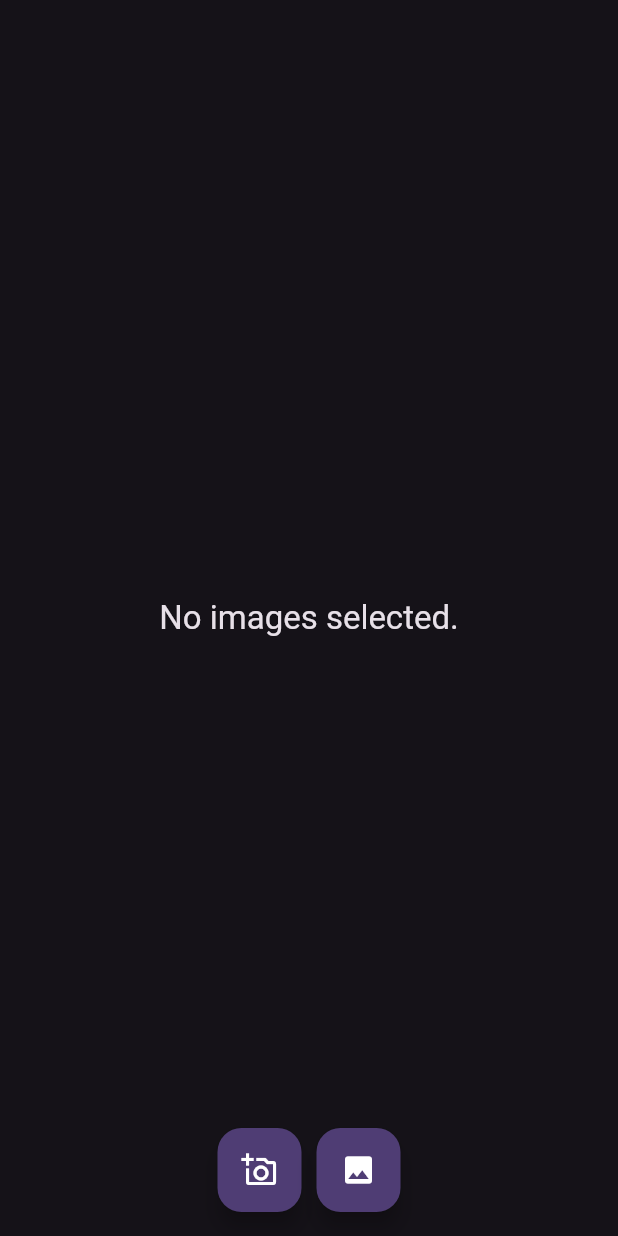
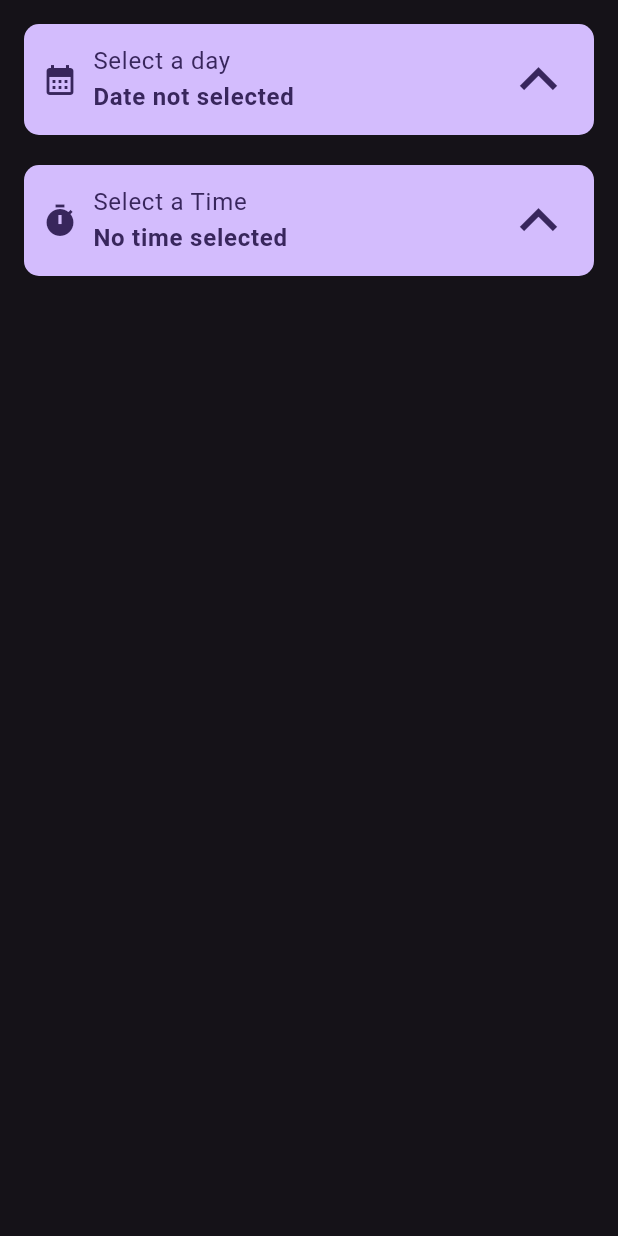
Before and after one commit to hinasahammed/flutter_practice, a Flutter app: the screen it shows after launch, on a phone screen of 412 x 824 dp. Run offline on Flutter 3.47's test engine with Material 3 defaults, Android fonts, the phone set to English and light mode, and no system bars; our stand-ins replace gap, image_picker.

Commit message:
practice date picker and time picker

```diff
--- a/lib/main.dart
+++ b/lib/main.dart
@@ -1,5 +1,5 @@
 import 'package:flutter/material.dart';
-import 'package:flutter_practice/practice/image_picker_practice.dart';
+import 'package:flutter_practice/practice/pickers/date_time_picker_practice.dart';
 
 void main() {
   runApp(const MyApp());
@@ -19,7 +19,7 @@
             seedColor: Colors.deepPurple, brightness: Brightness.dark),
         useMaterial3: true,
       ),
-      home: const ImagePickerPractice(),
+      home: const DateTimePickerPractice(),
     );
   }
 }
--- /dev/null
+++ b/lib/practice/pickers/date_time_picker_practice.dart
@@ -0,0 +1,179 @@
+import 'package:flutter/material.dart';
+import 'package:gap/gap.dart';
+import 'package:intl/intl.dart';
+
+class DateTimePickerPractice extends StatefulWidget {
+  const DateTimePickerPractice({super.key});
+
+  @override
+  State<DateTimePickerPractice> createState() => _DateTimePickerPracticeState();
+}
+
+class _DateTimePickerPracticeState extends State<DateTimePickerPractice> {
+  DateTime? selectedDate;
+  bool dateStarted = false;
+  bool timeStarted = false;
+  TimeOfDay? selectedTime;
+
+  void selectDate(BuildContext context) async {
+    setState(() {
+      dateStarted = true;
+    });
+    final seelectedDate = await showDatePicker(
+      context: context,
+      firstDate: DateTime(2000),
+      lastDate: DateTime.now(),
+    );
+    if (seelectedDate != null) {
+      setState(() {
+        selectedDate = seelectedDate;
+      });
+    } else {
+      if (context.mounted) {
+        ScaffoldMessenger.of(context)
+            .showSnackBar(const SnackBar(content: Text("Select a date bro!")));
+      }
+    }
+    setState(() {
+      dateStarted = false;
+    });
+  }
+
+  void selectTime(BuildContext context) async {
+    setState(() {
+      timeStarted = true;
+    });
+    final pickedTime = await showTimePicker(
+      context: context,
+      initialTime: const TimeOfDay(hour: 4, minute: 50),
+    );
+
+    if (pickedTime != null) {
+      setState(() {
+        selectedTime = pickedTime;
+      });
+    } else {
+      if (context.mounted) {
+        ScaffoldMessenger.of(context)
+            .showSnackBar(const SnackBar(content: Text("Select a time bro!")));
+      }
+    }
+    setState(() {
+      timeStarted = false;
+    });
+  }
+
+  @override
+  Widget build(BuildContext context) {
+    final theme = Theme.of(context);
+    return Scaffold(
+      body: SafeArea(
+          child: Padding(
+        padding: const EdgeInsets.all(16),
+        child: Column(
+          children: [
+            InkWell(
+              onTap: () {
+                selectDate(context);
+              },
+              child: Container(
+                width: double.infinity,
+                padding: const EdgeInsets.all(12),
+                decoration: BoxDecoration(
+                  color: theme.colorScheme.primary,
+                  borderRadius: BorderRadius.circular(10),
+                ),
+                child: Row(
+                  children: [
+                    Icon(
+                      Icons.calendar_month,
+                      color: theme.colorScheme.onPrimary,
+                    ),
+                    const Gap(10),
+                    Column(
+                      crossAxisAlignment: CrossAxisAlignment.start,
+                      children: [
+                        Text(
+                          "Select a day",
+                          style: theme.textTheme.bodyLarge!.copyWith(
+                            color: theme.colorScheme.onPrimary,
+                          ),
+                        ),
+                        Text(
+                          selectedDate == null
+                              ? "Date not selected"
+                              : DateFormat.yMMMd().format(selectedDate!),
+                          style: theme.textTheme.bodyLarge!.copyWith(
+                            color: theme.colorScheme.onPrimary,
+                            fontWeight: FontWeight.bold,
+                          ),
+                        ),
+                      ],
+                    ),
+                    const Spacer(),
+                    Icon(
+                      dateStarted
+                          ? Icons.keyboard_arrow_down
+                          : Icons.keyboard_arrow_up_sharp,
+                      color: theme.colorScheme.onPrimary,
+                      size: 50,
+                    )
+                  ],
+                ),
+              ),
+            ),
+            const Gap(20),
+            InkWell(
+              onTap: () {
+                selectTime(context);
+              },
+              child: Container(
+                width: double.infinity,
+                padding: const EdgeInsets.all(12),
+                decoration: BoxDecoration(
+                  color: theme.colorScheme.primary,
+                  borderRadius: BorderRadius.circular(10),
+                ),
+                child: Row(
+                  children: [
+                    Icon(
+                      Icons.timer,
+                      color: theme.colorScheme.onPrimary,
+                    ),
+                    const Gap(10),
+                    Column(
+                      crossAxisAlignment: CrossAxisAlignment.start,
+                      children: [
+                        Text(
+                          "Select a Time",
+                          style: theme.textTheme.bodyLarge!.copyWith(
+                            color: theme.colorScheme.onPrimary,
+                          ),
+                        ),
+                        Text(
+                          selectedTime == null
+                              ? "No time selected"
+                              : selectedTime!.format(context),
+                          style: theme.textTheme.bodyLarge!.copyWith(
+                            color: theme.colorScheme.onPrimary,
+                            fontWeight: FontWeight.bold,
+                          ),
+                        ),
+                      ],
+                    ),
+                    const Spacer(),
+                    Icon(
+                      Icons.keyboard_arrow_up_sharp,
+                      color: theme.colorScheme.onPrimary,
+                      size: 50,
+                    )
+                  ],
+                ),
+              ),
+            )
+          ],
+        ),
+      )),
+    );
+  }
+}
--- a/lib/practice/image_picker_practice.dart
+++ b/lib/practice/pickers/image_picker_practice.dart
@@ -13,7 +13,7 @@ class ImagePickerPractice extends StatefulWidget {
 
 class _ImagePickerPracticeState extends State<ImagePickerPractice> {
   File? _image;
-  void getImage(ImageSource source) async {
+  void getImage(ImageSource source, BuildContext context) async {
     final picker = ImagePicker();
     final pickedImage = await picker.pickImage(source: source);
     if (pickedImage != null) {
@@ -48,7 +48,7 @@ class _ImagePickerPracticeState extends State<ImagePickerPractice> {
         children: [
           FloatingActionButton(
             onPressed: () {
-              getImage(ImageSource.camera);
+              getImage(ImageSource.camera, context);
             },
             tooltip: "Camera",
             child: const Icon(
@@ -59,7 +59,7 @@ class _ImagePickerPracticeState extends State<ImagePickerPractice> {
           const Gap(10),
           FloatingActionButton(
             onPressed: () {
-              getImage(ImageSource.gallery);
+              getImage(ImageSource.gallery, context);
             },
             tooltip: "Gallery",
             child: const Icon(
--- a/pubspec.yaml
+++ b/pubspec.yaml
@@ -37,6 +37,7 @@ dependencies:
   cupertino_icons: ^1.0.6
   image_picker: ^1.1.2
   gap: ^3.0.1
+  intl: ^0.19.0
 
 dev_dependencies:
   flutter_test:
```
Also changed, not shown: pubspec.lock.
